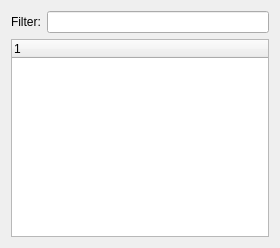
First picture: the form in app/gui/modulebrowser.ui, repository vistle/vistle, before the edit.
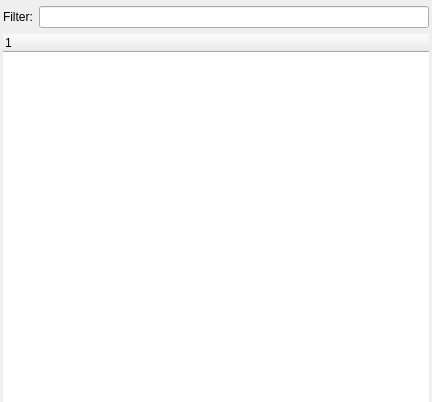
Second picture: the form after the edit. Custom widgets are drawn as their Qt base class.

Commit message: categorize modules according to their possible stages in the visualization pipeline

```diff
--- a/app/gui/modulebrowser.ui
+++ b/app/gui/modulebrowser.ui
@@ -6,8 +6,8 @@
    <rect>
     <x>0</x>
     <y>0</y>
-    <width>280</width>
-    <height>248</height>
+    <width>432</width>
+    <height>402</height>
    </rect>
   </property>
   <property name="focusPolicy">
@@ -17,9 +17,126 @@
    <string/>
   </property>
   <layout class="QGridLayout" name="gridLayout">
+   <property name="leftMargin">
+    <number>3</number>
+   </property>
+   <property name="topMargin">
+    <number>6</number>
+   </property>
+   <property name="rightMargin">
+    <number>3</number>
+   </property>
+   <property name="bottomMargin">
+    <number>0</number>
+   </property>
    <property name="verticalSpacing">
     <number>6</number>
    </property>
+   <item row="1" column="0" colspan="2">
+    <widget class="QStackedWidget" name="stackedWidget">
+     <property name="sizePolicy">
+      <sizepolicy hsizetype="MinimumExpanding" vsizetype="MinimumExpanding">
+       <horstretch>0</horstretch>
+       <verstretch>0</verstretch>
+      </sizepolicy>
+     </property>
+     <property name="currentIndex">
+      <number>0</number>
+     </property>
+     <widget class="QWidget" name="all">
+      <property name="sizePolicy">
+       <sizepolicy hsizetype="Expanding" vsizetype="Expanding">
+        <horstretch>0</horstretch>
+        <verstretch>0</verstretch>
+       </sizepolicy>
+      </property>
+      <layout class="QGridLayout" name="gridLayout_2">
+       <property name="leftMargin">
+        <number>0</number>
+       </property>
+       <property name="topMargin">
+        <number>0</number>
+       </property>
+       <property name="rightMargin">
+        <number>0</number>
+       </property>
+       <property name="bottomMargin">
+        <number>0</number>
+       </property>
+       <item row="0" column="0">
+        <widget class="ModuleListWidget" name="moduleListWidget">
+         <property name="sizePolicy">
+          <sizepolicy hsizetype="MinimumExpanding" vsizetype="MinimumExpanding">
+           <horstretch>0</horstretch>
+           <verstretch>0</verstretch>
+          </sizepolicy>
+         </property>
+         <property name="maximumSize">
+          <size>
+           <width>16777215</width>
+           <height>16777215</height>
+          </size>
+         </property>
+         <property name="frameShape">
+          <enum>QFrame::NoFrame</enum>
+         </property>
+         <property name="frameShadow">
+          <enum>QFrame::Plain</enum>
+         </property>
+         <property name="dragEnabled">
+          <bool>true</bool>
+         </property>
+         <property name="dragDropMode">
+          <enum>QAbstractItemView::DragOnly</enum>
+         </property>
+         <column>
+          <property name="text">
+           <string notr="true">1</string>
+          </property>
+         </column>
+        </widget>
+       </item>
+      </layout>
+     </widget>
+     <widget class="QWidget" name="filtered">
+      <property name="sizePolicy">
+       <sizepolicy hsizetype="Expanding" vsizetype="Expanding">
+        <horstretch>0</horstretch>
+        <verstretch>0</verstretch>
+       </sizepolicy>
+      </property>
+      <layout class="QGridLayout" name="gridLayout_3">
+       <property name="leftMargin">
+        <number>0</number>
+       </property>
+       <property name="topMargin">
+        <number>0</number>
+       </property>
+       <property name="rightMargin">
+        <number>0</number>
+       </property>
+       <property name="bottomMargin">
+        <number>0</number>
+       </property>
+       <item row="0" column="0">
+        <widget class="ModuleListWidget" name="filteredModuleListWidget">
+         <property name="frameShape">
+          <enum>QFrame::NoFrame</enum>
+         </property>
+         <property name="frameShadow">
+          <enum>QFrame::Plain</enum>
+         </property>
+         <column>
+          <property name="text">
+           <string notr="true">1</string>
+          </property>
+         </column>
+        </widget>
+       </item>
+      </layout>
+     </widget>
+    </widget>
+   </item>
    <item row="0" column="0">
     <widget class="QLabel" name="filterLabel">
      <property name="focusPolicy">
@@ -33,24 +150,12 @@
      </property>
     </widget>
    </item>
-   <item row="1" column="0" colspan="2">
-    <widget class="ModuleListWidget" name="moduleListWidget">
-     <property name="sizePolicy">
-      <sizepolicy hsizetype="Expanding" vsizetype="Expanding">
-       <horstretch>0</horstretch>
-       <verstretch>0</verstretch>
-      </sizepolicy>
-     </property>
-     <property name="dragEnabled">
-      <bool>true</bool>
-     </property>
-     <property name="dragDropMode">
-      <enum>QAbstractItemView::DragOnly</enum>
-     </property>
-    </widget>
-   </item>
    <item row="0" column="1">
-    <widget class="QLineEdit" name="filterEdit"/>
+    <widget class="QLineEdit" name="filterEdit">
+     <property name="clearButtonEnabled">
+      <bool>true</bool>
+     </property>
+    </widget>
    </item>
   </layout>
  </widget>
```
The commit also changes 222 other files.
